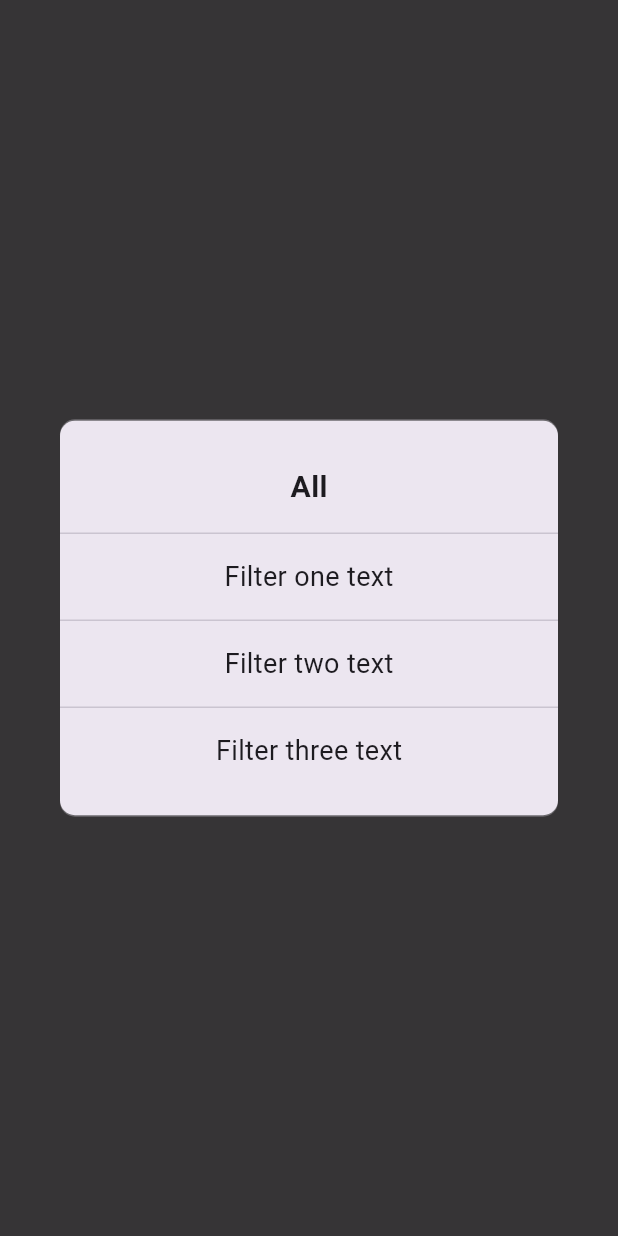
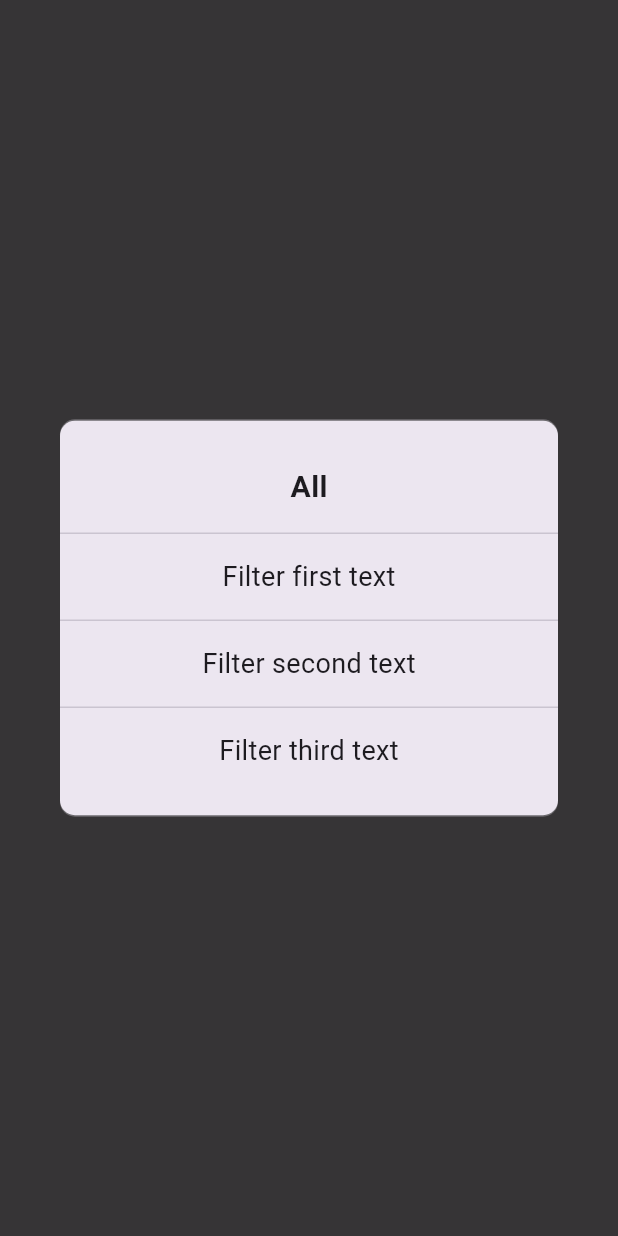
Before and after one commit to abdulsamad-110/app_smash_x, a Flutter app: what myDialog() shows on an empty page, opened directly, after a tap on "All", on a phone screen of 412 x 824 dp. Run offline on Flutter 3.47's test engine with Material 3 defaults, Android fonts, the phone set to English and light mode, and no system bars; our stand-ins replace country_picker, get, smooth_page_indicator.

Commit message:
ActivitesView updated

```diff
--- a/lib/dialogs/myFilterDialog.dart
+++ b/lib/dialogs/myFilterDialog.dart
@@ -5,8 +5,8 @@ import 'package:smash_x_app/widgets/custom_filtertext.dart';
 
 import '../ui/activities/activities_controller.dart';
 
-void myFilterDialog() {
-  final activitesController = Get.find<ActivitiesController>();
+void myFilterDialog({required bool isFirstField}) {
+  final  controller = Get.find<ActivitiesController>();
 
   Get.dialog(
     Dialog(
@@ -30,21 +30,36 @@ void myFilterDialog() {
               GestureDetector(
                   onTap: () {
                     print('Filter one tapped!');
-                    activitesController.updateFilter('Filter one text');
+                   if (isFirstField) {
+                    controller.updateSelectedText1('Filter first text.');
+                   }else {
+                    controller.updateSelectedText2('Filter first text.');
+                   }
+                   Get.back();
                   },
-                  child: const CustomFilterText(text: 'Filter one text')),
+                  child: const CustomFilterText(text: 'Filter first text')),
               GestureDetector(
                   onTap: () {
-                    print('Filter two tapped!');
-                    activitesController.updateFilter('Filter two text');
+                    print('Filter second tapped!');
+                    if (isFirstField) {
+                      controller.updateSelectedText1('Filter second text.');
+                    }else {
+                      controller.updateSelectedText2('Filter second text.');
+                    }
+                    Get.back();
                   },
-                  child: const CustomFilterText(text: 'Filter two text')),
+                  child: const CustomFilterText(text: 'Filter second text')),
               GestureDetector(
                   onTap: () {
                     print('Filter three tapped!');
-                    activitesController.updateFilter('Filter three text');
+                    if (isFirstField) {
+                      controller.updateSelectedText1('Filter third text.');
+                    }else {
+                      controller.updateSelectedText2('Filter third text.');
+                    }
+                    Get.back();
                   },
-                  child: const CustomFilterText(text: 'Filter three text')),
+                  child: const CustomFilterText(text: 'Filter third text')),
             ],
           ),
         ),
--- a/lib/dialogs/my_dialog.dart
+++ b/lib/dialogs/my_dialog.dart
@@ -1,16 +1,11 @@
 import 'package:flutter/material.dart';
 import 'package:get/get.dart';
-import 'package:smash_x_app/dialogs/myFilterDialog.dart';
+import 'package:smash_x_app/dialogs/myfilterdialog.dart';
 import 'package:smash_x_app/ui/activities/activities_controller.dart';
 import 'package:smash_x_app/widgets/customrow_widget.dart';
 
 void myDialog() {
-  final activitesController = Get.find<ActivitiesController>();
-
-  // Initialize with "All" if no filter is selected
-  if (activitesController.selectedFilter.value.isEmpty) {
-    activitesController.selectedFilter.value = "All";
-  }
+  final controller = Get.find<ActivitiesController>();
 
   Get.dialog(
     Dialog(
@@ -34,26 +29,30 @@ void myDialog() {
             GestureDetector(
               onTap: () {
                 print('Textfield one tapped');
-                myFilterDialog();
+                myFilterDialog(isFirstField: true);
               },
-              child: CustomRowWidget(
-                icon: Icons.sports,
-                text: activitesController.selectedFilter.value.isEmpty
-                    ? "All"
-                    : activitesController.selectedFilter.value,
+              child: Obx(
+                () => CustomRowWidget(
+                  icon: Icons.sports,
+                  text: controller.selectedText1.value.isEmpty
+                      ? "All"
+                      : controller.selectedText1.value,
+                ),
               ),
             ),
             const SizedBox(height: 16),
             GestureDetector(
               onTap: () {
                 print('Textfield two tapped');
-                myFilterDialog();
+                myFilterDialog(isFirstField: false);
               },
-              child: CustomRowWidget(
-                icon: Icons.location_on,
-                text: activitesController.selectedFilter.value.isEmpty
-                    ? "All"
-                    : activitesController.selectedFilter.value,
+              child: Obx(
+                () => CustomRowWidget(
+                  icon: Icons.location_on,
+                  text: controller.selectedText2.value.isEmpty
+                      ? "All"
+                      : controller.selectedText2.value,
+                ),
               ),
             ),
             Align(
```
Also changed, not shown: lib/ui/activities/activities_controller.dart (+15 -62 lines), lib/ui/activities/widgets/daywidget.dart (+1 -41 lines).
